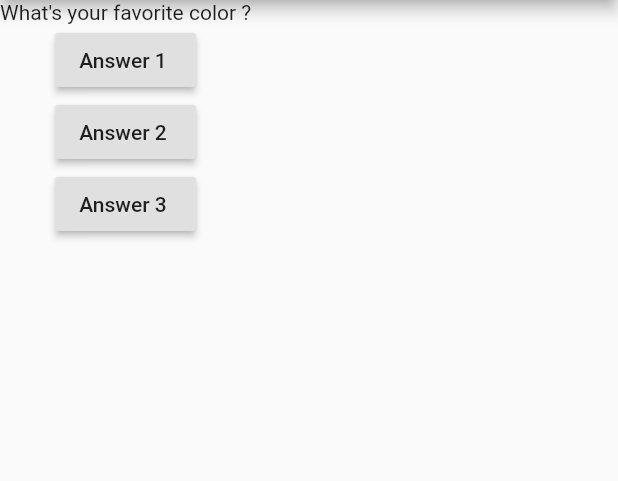
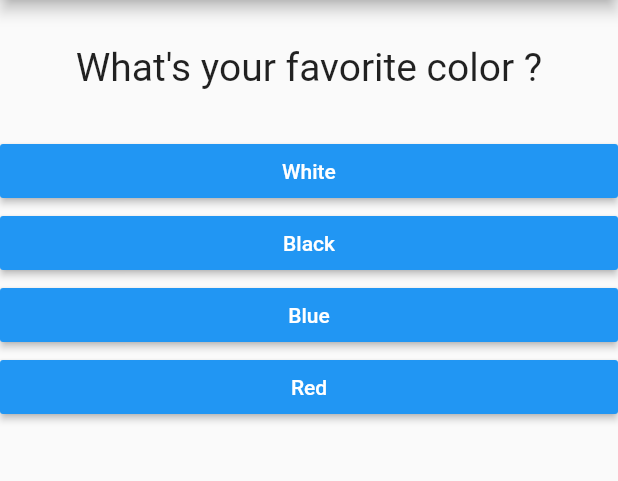
Before and after one commit to mohamedkuch/FirstFlutterApp, a Flutter app: the screen it shows after launch, on a phone screen of 412 x 824 dp, the part 84-565 px from its top. Run offline on Flutter 3.47's test engine with Material 2 defaults, Android fonts, the phone set to English and light mode, and no system bars.

Commit message:
finish lesson 45

```diff
--- /dev/null
+++ b/lib/answer.dart
@@ -0,0 +1,21 @@
+import 'package:flutter/material.dart';
+
+class Answer extends StatelessWidget {
+final Function selectHandler;
+final String answerText;
+
+Answer(this.selectHandler, this.answerText);
+
+  @override
+  Widget build(BuildContext context) {
+    return Container(
+      width: double.infinity,
+      child: RaisedButton(
+        color: Colors.blue,
+        textColor: Colors.white,
+        child: Text(answerText),
+        onPressed: selectHandler,
+      ),
+    );
+  }
+}
--- a/lib/main.dart
+++ b/lib/main.dart
@@ -1,4 +1,7 @@
+import 'package:crypto_converter/answer.dart';
 import 'package:flutter/material.dart';
+
+import 'package:crypto_converter/question.dart';
 
 void main(List<String> args) {
   runApp(MainApp());
@@ -7,29 +10,35 @@ void main(List<String> args) {
 class MainApp extends StatefulWidget {
   @override
   State<StatefulWidget> createState() {
-    return MainAppState();
+    return _MainAppState();
   }
 }
 
-class MainAppState extends State<MainApp> {
+class _MainAppState extends State<MainApp> {
+  var _questionIndex = 0;
 
-  var questionIndex = 0;
-
-  void answerQuestion() {
+  void _answerQuestion() {
     setState(() {
-      questionIndex += 1;
+      _questionIndex += 1;
     });
-
-    print(questionIndex);
 
   }
 
   @override
   Widget build(BuildContext context) {
     var questions = [
-      'What\'s your favorite color ?',
-      'What\'s your favorite name',
-      'What\'s your favorite dog',
+      {
+        'questionText': 'What\'s your favorite color ?',
+        'answers': ['White', 'Black', 'Blue', 'Red']
+      },
+      {
+        'questionText': 'What\'s your favorite name ?',
+        'answers': ['Kush', 'dd', 'bb', 'Rick']
+      },
+      {
+        'questionText': 'What\'s your favorite animal ?',
+        'answers': ['rabbit', 'Lion', 'Monkey', 'Elephant']
+      },
     ];
     return MaterialApp(
       home: Scaffold(
@@ -38,26 +47,16 @@ class MainAppState extends State<MainApp> {
         ),
         body: Column(
           children: [
-            Text(questions[questionIndex]),
-            RaisedButton(
-              child: Text('Answer 1 '),
-              onPressed: answerQuestion,
-            ),
-            RaisedButton(
-              child: Text('Answer 2 '),
-              onPressed: () => print('Answer 2 chosen'),
-            ),
-            RaisedButton(
-              child: Text('Answer 3 '),
-              onPressed: () => {
-                questionIndex = 2
+            Question(questions[_questionIndex]['questionText']),
+            ...(questions[_questionIndex]['answers'] as List<String>)
+                .map((answer) {
+              print(answer);
 
-              },
-            )
+              return Answer(_answerQuestion, answer);
+            }).toList()
           ],
         ),
       ),
     );
   }
-
 }
--- /dev/null
+++ b/lib/question.dart
@@ -0,0 +1,21 @@
+import 'package:flutter/material.dart';
+
+class Question extends StatelessWidget {
+  // List<Map<String, Object>>
+  final String questionText;
+
+  Question(this.questionText);
+
+  @override
+  Widget build(BuildContext context) {
+    return Container(
+      width: double.infinity,
+      margin: EdgeInsets.all(30),
+      child: Text(
+        questionText,
+        style: TextStyle(fontSize: 26),
+        textAlign: TextAlign.center,
+      ),
+    );
+  }
+}
```
